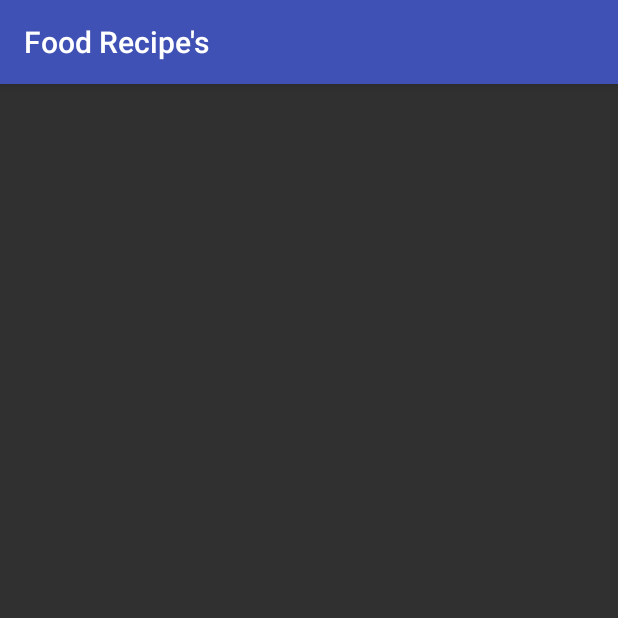
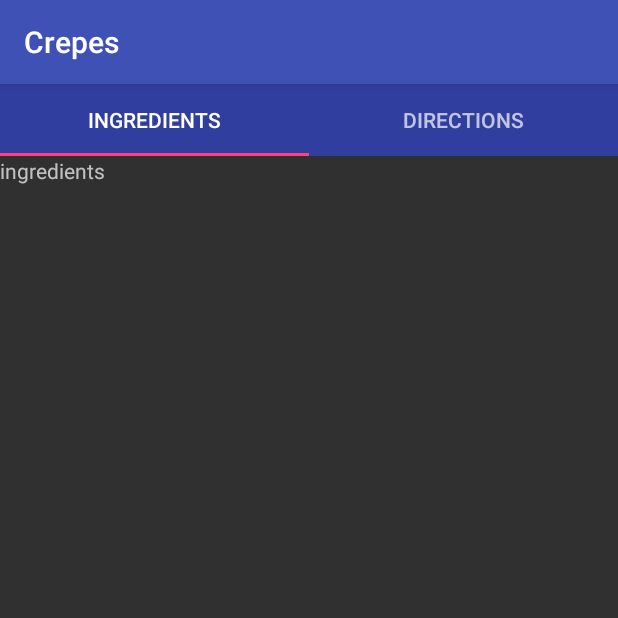
Before and after one commit to DevPlusTN/CookingRecipes, an Android app: the fragment ViewPagerFragment shown on its own in the app's theme, on a phone screen of 412 x 824 dp, the top half of it. Run offline under Robolectric (Android 15) with nearby library versions, the phone set to English and light mode, and no system bars; 1 statement that could not run was skipped.

Commit message:
Add ingredient/directions fragment and add tab layout with viewpager.

```diff
--- a/app/build.gradle
+++ b/app/build.gradle
@@ -24,4 +24,5 @@ dependencies {
     testCompile 'junit:junit:4.12'
     compile 'com.android.support:appcompat-v7:23.4.0'
     compile 'com.android.support:recyclerview-v7:23.4.0'
+    compile 'com.android.support:design:23.2.1'
 }
--- /dev/null
+++ b/app/src/main/java/com/bam/foodrecipes/DirectionsFragment.java
@@ -0,0 +1,18 @@
+package com.bam.foodrecipes;
+
+import android.os.Bundle;
+import android.support.annotation.Nullable;
+import android.support.v4.app.Fragment;
+import android.view.LayoutInflater;
+import android.view.View;
+import android.view.ViewGroup;
+
+public class DirectionsFragment extends Fragment {
+
+    @Nullable
+    @Override
+    public View onCreateView(LayoutInflater inflater, @Nullable ViewGroup container, @Nullable Bundle savedInstanceState) {
+        View view = inflater.inflate(R.layout.fragment_directions, container, false);
+        return view;
+    }
+}
--- /dev/null
+++ b/app/src/main/java/com/bam/foodrecipes/IngredientsFragment.java
@@ -0,0 +1,18 @@
+package com.bam.foodrecipes;
+
+import android.os.Bundle;
+import android.support.annotation.Nullable;
+import android.support.v4.app.Fragment;
+import android.view.LayoutInflater;
+import android.view.View;
+import android.view.ViewGroup;
+
+public class IngredientsFragment extends Fragment {
+
+    @Nullable
+    @Override
+    public View onCreateView(LayoutInflater inflater, @Nullable ViewGroup container, @Nullable Bundle savedInstanceState) {
+        View view = inflater.inflate(R.layout.fragment_ingredients, container, false);
+        return view;
+    }
+}
--- a/app/src/main/java/com/bam/foodrecipes/ViewPagerFragment.java
+++ b/app/src/main/java/com/bam/foodrecipes/ViewPagerFragment.java
@@ -1,23 +1,59 @@
 package com.bam.foodrecipes;
-
-import android.app.Fragment;
 import android.os.Bundle;
 import android.support.annotation.Nullable;
+import android.support.design.widget.TabLayout;
+import android.support.v4.app.Fragment;
+import android.support.v4.app.FragmentPagerAdapter;
+import android.support.v4.view.ViewPager;
 import android.view.LayoutInflater;
 import android.view.View;
 import android.view.ViewGroup;
+import android.widget.Toast;
+
+import org.w3c.dom.Text;
 
 public class ViewPagerFragment extends Fragment {
 
-    public ViewPagerFragment(){
-
-    }
+    public static final String KEY_RECIPE_INDEX = "recipe_index";
 
     @Nullable
     @Override
     public View onCreateView(LayoutInflater inflater, ViewGroup container, Bundle savedInstanceState) {
+        int index = getArguments().getInt(KEY_RECIPE_INDEX);
+        getActivity().setTitle(Recipes.names[index]);
         View view = inflater.inflate(R.layout.fragment_viewpager,
                 container, false);
+
+        final IngredientsFragment ingredientsFragment = new IngredientsFragment();
+        final DirectionsFragment directionsFragment = new DirectionsFragment();
+
+        ViewPager viewPager = (ViewPager) view.findViewById(R.id.viewPager);
+        viewPager.setAdapter(new FragmentPagerAdapter(getChildFragmentManager()) {
+            @Override
+            public Fragment getItem(int position) {
+                return position == 0 ? ingredientsFragment : directionsFragment;
+            }
+
+            @Override
+            public int getCount() {
+                return 2;
+            }
+
+            @Override
+            public CharSequence getPageTitle(int position) {
+                return position == 0 ? "Ingredients" : "Directions";
+            }
+        });
+
+        TabLayout tabLayout = (TabLayout) view.findViewById(R.id.tabLayout);
+        tabLayout.setupWithViewPager(viewPager);
+
         return view;
     }
+
+    @Override
+    public void onStop() {
+        super.onStop();
+        getActivity().setTitle(getResources().getString(R.string.app_name));
+    }
 }
--- /dev/null
+++ b/app/src/main/res/layout/fragment_ingredients.xml
@@ -0,0 +1,12 @@
+<?xml version="1.0" encoding="utf-8"?>
+<LinearLayout xmlns:android="http://schemas.android.com/apk/res/android"
+              android:orientation="vertical"
+              android:layout_width="match_parent"
+              android:layout_height="match_parent">
+
+    <TextView
+        android:layout_width="wrap_content"
+        android:layout_height="wrap_content"
+        android:text="ingredients"
+        android:id="@+id/textView"/>
+</LinearLayout>
--- a/app/src/main/res/layout/fragment_viewpager.xml
+++ b/app/src/main/res/layout/fragment_viewpager.xml
@@ -4,4 +4,15 @@
               android:layout_width="match_parent"
               android:layout_height="match_parent">
 
+    <android.support.design.widget.TabLayout
+        android:layout_width="match_parent"
+        android:layout_height="wrap_content"
+        android:id="@+id/tabLayout"
+        android:background="@color/colorPrimaryDark"/>
+
+    <android.support.v4.view.ViewPager
+        android:layout_width="match_parent"
+        android:layout_height="match_parent"
+        android:id="@+id/viewPager"/>
+
 </LinearLayout>
```
Also changed, not shown: app/src/main/java/com/bam/foodrecipes/MainActivity.java (+9 -5 lines), app/src/main/res/layout/fragment_directions.xml (added, +12 -0 lines).
